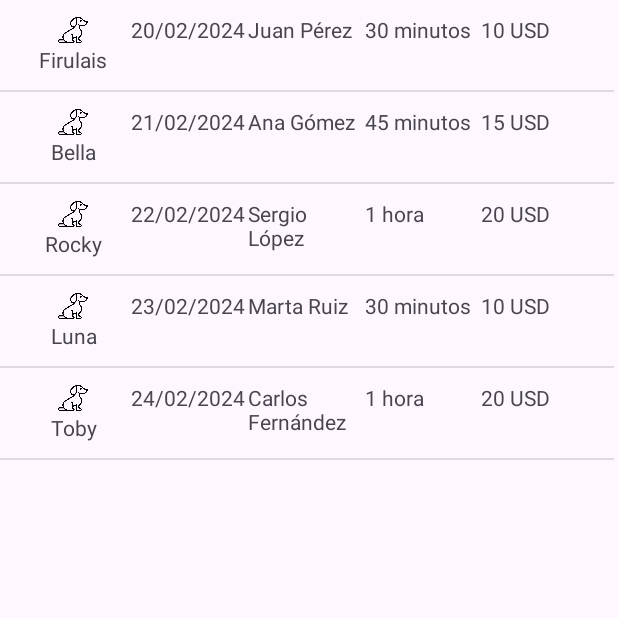
After one commit to oscarRodriguez13/PetTracker_Android, an Android app: the HistorialActivity screen opened directly, with no data from a screen before it, on a phone screen of 412 x 824 dp, the top half of it. The commit adds this screen. Run offline under Robolectric (Android 15) with nearby library versions, the phone set to English and light mode, and no system bars.

Commit message:
historial

```diff
--- a/app/src/main/AndroidManifest.xml
+++ b/app/src/main/AndroidManifest.xml
@@ -6,18 +6,24 @@
     <uses-permission android:name="android.permission.ACCESS_FINE_LOCATION" />
     <uses-permission android:name="android.permission.ACCESS_COARSE_LOCATION" />
     <uses-permission android:name="android.permission.CAMERA" />
-    <uses-feature android:name="android.hardware.camera" android:required="false" />
+
+    <uses-feature
+        android:name="android.hardware.camera"
+        android:required="false" />
 
     <application
-        android:icon="@mipmap/loguito_foreground"
         android:allowBackup="true"
         android:dataExtractionRules="@xml/data_extraction_rules"
         android:fullBackupContent="@xml/backup_rules"
+        android:icon="@mipmap/loguito_foreground"
         android:label="@string/app_name"
         android:roundIcon="@mipmap/ic_launcher_round"
         android:supportsRtl="true"
         android:theme="@style/Theme.PetTracker"
         tools:targetApi="31">
+        <activity
+            android:name=".HistorialActivity"
+            android:exported="false" />
         <activity
             android:name=".RegisterPetData"
             android:exported="false" />
--- /dev/null
+++ b/app/src/main/assets/historial.json
@@ -0,0 +1,37 @@
+[
+  {
+    "nombreMascota": "Firulais",
+    "fecha": "20/02/2024",
+    "nombrePaseador": "Juan Pérez",
+    "duracion": "30 minutos",
+    "precio": "10 USD"
+  },
+  {
+    "nombreMascota": "Bella",
+    "fecha": "21/02/2024",
+    "nombrePaseador": "Ana Gómez",
+    "duracion": "45 minutos",
+    "precio": "15 USD"
+  },
+  {
+    "nombreMascota": "Rocky",
+    "fecha": "22/02/2024",
+    "nombrePaseador": "Sergio López",
+    "duracion": "1 hora",
+    "precio": "20 USD"
+  },
+  {
+    "nombreMascota": "Luna",
+    "fecha": "23/02/2024",
+    "nombrePaseador": "Marta Ruiz",
+    "duracion": "30 minutos",
+    "precio": "10 USD"
+  },
+  {
+    "nombreMascota": "Toby",
+    "fecha": "24/02/2024",
+    "nombrePaseador": "Carlos Fernández",
+    "duracion": "1 hora",
+    "precio": "20 USD"
+  }
+]
--- /dev/null
+++ b/app/src/main/java/com/example/pettracker/HistorialActivity.kt
@@ -0,0 +1,54 @@
+package com.example.pettracker
+
+import android.os.Bundle
+import androidx.appcompat.app.AppCompatActivity
+import android.widget.ListView
+import com.google.gson.Gson
+import com.google.gson.reflect.TypeToken
+import java.io.IOException
+
+class HistorialActivity : AppCompatActivity() {
+
+    private var mlista: ListView? = null
+    private var mHistorialAdapter: HistorialAdapter? = null
+
+    override fun onCreate(savedInstanceState: Bundle?) {
+        super.onCreate(savedInstanceState)
+        setContentView(R.layout.activity_historial)
+
+        // Inicialización de la ListView
+        mlista = findViewById(R.id.historial)
+
+        // Cargar JSON desde los assets
+        val jsonString = loadJSONFromAsset()
+
+        // Parsear el JSON a una lista de objetos HistorialItem
+        val historialList = parseJSON(jsonString) ?: listOf()
+
+        // Inicialización del adaptador con la lista parseada
+        mHistorialAdapter = HistorialAdapter(this, historialList)
+        mlista?.adapter = mHistorialAdapter
+    }
+
+    private fun loadJSONFromAsset(): String? {
+        return try {
+            val inputStream = assets.open("historial.json")
+            val size = inputStream.available()
+            val buffer = ByteArray(size)
+            inputStream.read(buffer)
+            inputStream.close()
+            String(buffer, Charsets.UTF_8)
+        } catch (ex: IOException) {
+            ex.printStackTrace()
+            return null
+        }
+    }
+
+    private fun parseJSON(jsonString: String?): List<HistorialItem>? {
+        return jsonString?.let {
+            val gson = Gson()
+            val type = object : TypeToken<List<HistorialItem>>() {}.type
+            gson.fromJson<List<HistorialItem>>(it, type)
+        }
+    }
+}
--- /dev/null
+++ b/app/src/main/java/com/example/pettracker/HistorialAdapter.kt
@@ -0,0 +1,36 @@
+package com.example.pettracker
+
+import android.content.Context
+import android.view.LayoutInflater
+import android.view.View
+import android.view.ViewGroup
+import android.widget.ArrayAdapter
+import android.widget.TextView
+import com.example.pettracker.HistorialItem
+
+class HistorialAdapter(context: Context, historialList: List<HistorialItem>) :
+    ArrayAdapter<HistorialItem>(context, 0, historialList) {
+
+    override fun getView(position: Int, convertView: View?, parent: ViewGroup): View {
+        var itemView = convertView
+        if (itemView == null) {
+            itemView = LayoutInflater.from(context).inflate(R.layout.historial_adapter, parent, false)
+        }
+
+        val currentItem = getItem(position)
+
+        val tvMascota = itemView?.findViewById<TextView>(R.id.idMascota)
+        val tvFecha = itemView?.findViewById<TextView>(R.id.idFecha)
+        val tvPaseador = itemView?.findViewById<TextView>(R.id.idPaseador)
+        val tvDuracion = itemView?.findViewById<TextView>(R.id.idDuracion)
+        val tvPrecio = itemView?.findViewById<TextView>(R.id.idPrecio)
+
+        tvMascota?.text = currentItem?.nombreMascota
+        tvFecha?.text = currentItem?.fecha
+        tvPaseador?.text = currentItem?.nombrePaseador
+        tvDuracion?.text = currentItem?.duracion
+        tvPrecio?.text = currentItem?.precio
+
+        return itemView!!
+    }
+}
--- /dev/null
+++ b/app/src/main/java/com/example/pettracker/HistorialItem.kt
@@ -0,0 +1,9 @@
+package com.example.pettracker
+
+data class HistorialItem(
+    val nombreMascota: String,
+    val fecha: String,
+    val nombrePaseador: String,
+    val duracion: String,
+    val precio: String
+)
--- a/app/src/main/java/com/example/pettracker/HomeActivity.kt
+++ b/app/src/main/java/com/example/pettracker/HomeActivity.kt
@@ -46,6 +46,15 @@ class HomeActivity : AppCompatActivity() {
             )
             startActivity(intent)
         }
+
+        val historialButton = findViewById<Button>(R.id.buttonOption2)
+        historialButton.setOnClickListener {
+            val intent = Intent(
+                applicationContext,
+                HistorialActivity::class.java
+            )
+            startActivity(intent)
+        }
     }
 
     private fun obtenerUbicacionActual() {
--- /dev/null
+++ b/app/src/main/res/layout/activity_historial.xml
@@ -0,0 +1,18 @@
+<?xml version="1.0" encoding="utf-8"?>
+<androidx.constraintlayout.widget.ConstraintLayout
+    xmlns:android="http://schemas.android.com/apk/res/android"
+    xmlns:app="http://schemas.android.com/apk/res-auto"
+    xmlns:tools="http://schemas.android.com/tools"
+    android:layout_width="match_parent"
+    android:layout_height="match_parent"
+    tools:context=".HistorialActivity">
+
+    <ListView
+        android:id="@+id/historial"
+        android:layout_width="409dp"
+        android:layout_height="729dp"
+        tools:layout_editor_absoluteX="1dp"
+        tools:layout_editor_absoluteY="1dp"
+        tools:ignore="MissingConstraints" />
+
+</androidx.constraintlayout.widget.ConstraintLayout>
--- /dev/null
+++ b/app/src/main/res/layout/historial_adapter.xml
@@ -0,0 +1,64 @@
+<?xml version="1.0" encoding="utf-8"?>
+<LinearLayout
+    xmlns:android="http://schemas.android.com/apk/res/android"
+    xmlns:app="http://schemas.android.com/apk/res-auto"
+    xmlns:tools="http://schemas.android.com/tools"
+    android:layout_width="match_parent"
+    android:layout_height="match_parent"
+    android:orientation="horizontal"
+    android:padding="10dp">
+
+    <!-- Nuevo LinearLayout vertical para el ImageView y el TextView -->
+    <LinearLayout
+        android:layout_width="0dp"
+        android:layout_height="40dp"
+        android:layout_weight="0.2"
+        android:orientation="vertical">
+
+        <ImageView
+            android:id="@+id/imageView"
+            android:layout_width="match_parent"
+            android:layout_height="0dp"
+            android:layout_weight="0.1"
+            app:srcCompat="@drawable/dog_icon"
+            tools:ignore="NestedWeights" />
+
+        <TextView
+            android:id="@+id/idMascota"
+            android:layout_width="match_parent"
+            android:layout_height="0dp"
+            android:layout_weight="0.1"
+            android:text=""
+            android:gravity="center_vertical|center_horizontal" />
+    </LinearLayout>
+
+    <!-- Los demás TextView permanecen en el LinearLayout principal horizontal -->
+    <TextView
+        android:id="@+id/idFecha"
+        android:layout_width="0dp"
+        android:layout_height="40dp"
+        android:layout_weight="0.2"
+        android:text="" />
+
+    <TextView
+        android:id="@+id/idPaseador"
+        android:layout_width="0dp"
+        android:layout_height="40dp"
+        android:layout_weight="0.2"
+        android:text="" />
+
+    <TextView
+        android:id="@+id/idDuracion"
+        android:layout_width="0dp"
+        android:layout_height="40dp"
+        android:layout_weight="0.2"
+        android:text="" />
+
+    <TextView
+        android:id="@+id/idPrecio"
+        android:layout_width="0dp"
+        android:layout_height="40dp"
+        android:layout_weight="0.2"
+        android:text="" />
+
+</LinearLayout>
```
